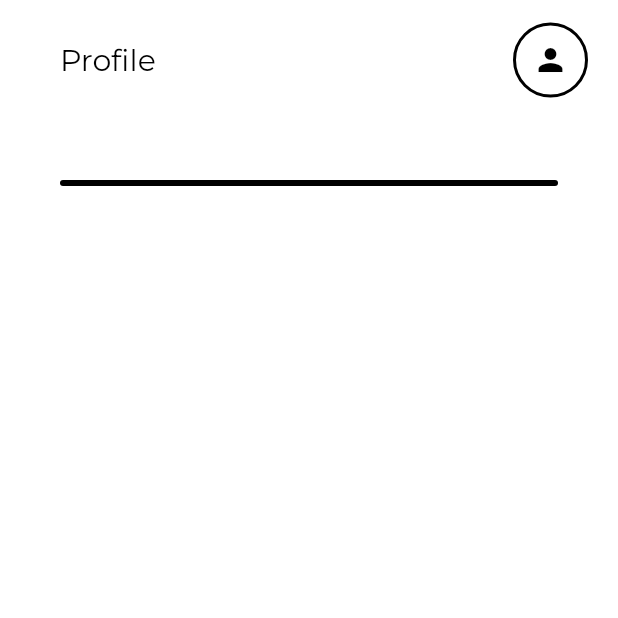
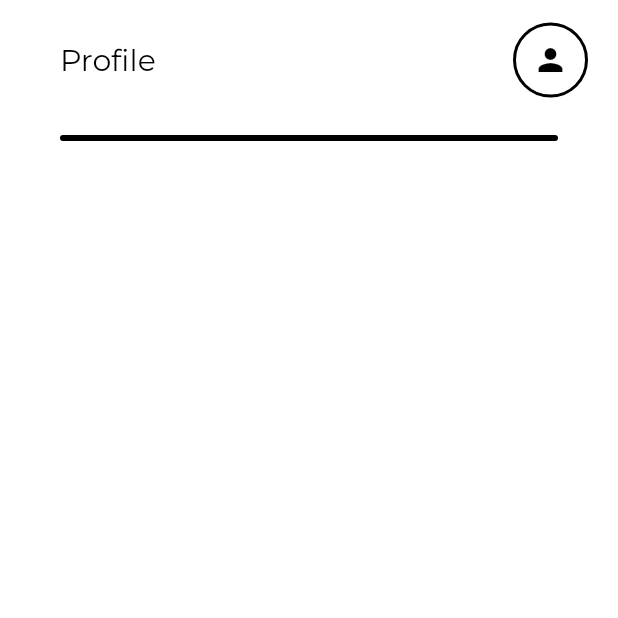
Before and after one commit to vishal701goswami/bms, a Flutter app: the screen it shows after launch, on a phone screen of 412 x 824 dp, the top half of it. Run offline on Flutter 3.47's test engine with Material 2 defaults, Android fonts, the light colour scheme and no system bars; our stand-ins replace google_fonts.

Commit message:
change on homepage

```diff
--- a/lib/HomePage.dart
+++ b/lib/HomePage.dart
@@ -66,7 +66,7 @@ class _DashbordState extends State<Dashbord> {
             ),
           ),
           Padding(
-            padding: const EdgeInsets.all(40.0),
+            padding: const EdgeInsets.only(left: 40, right: 40, top: 10),
             child: Container(
               height: 4,
               width: MediaQuery.of(context).size.width,
```
